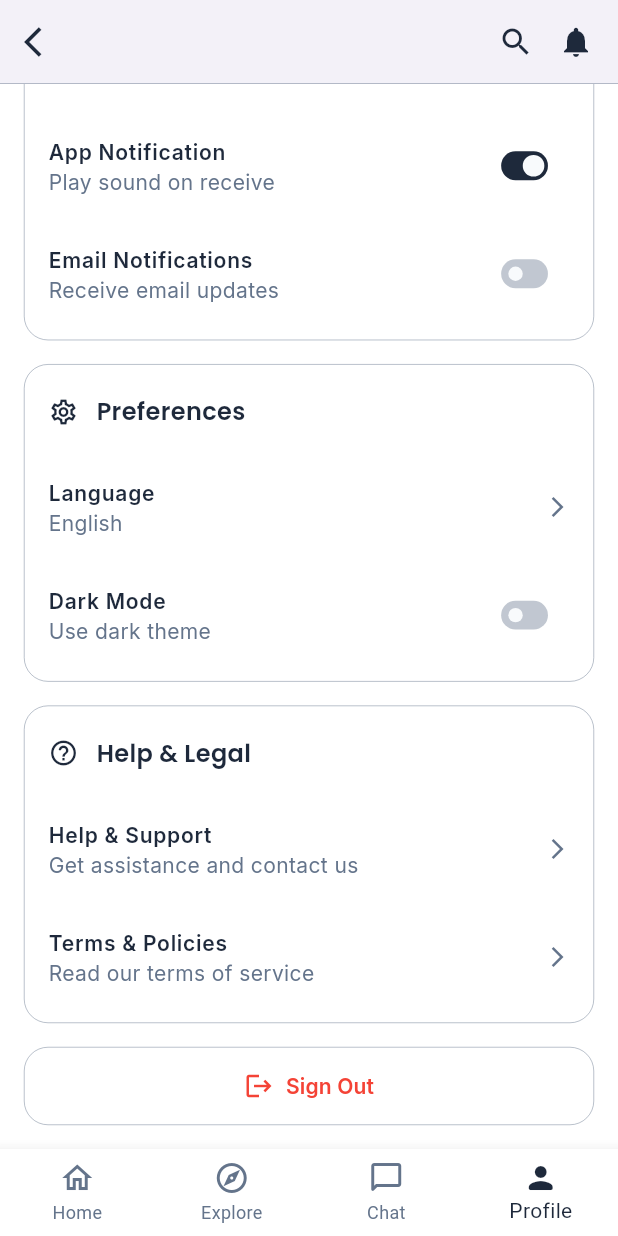
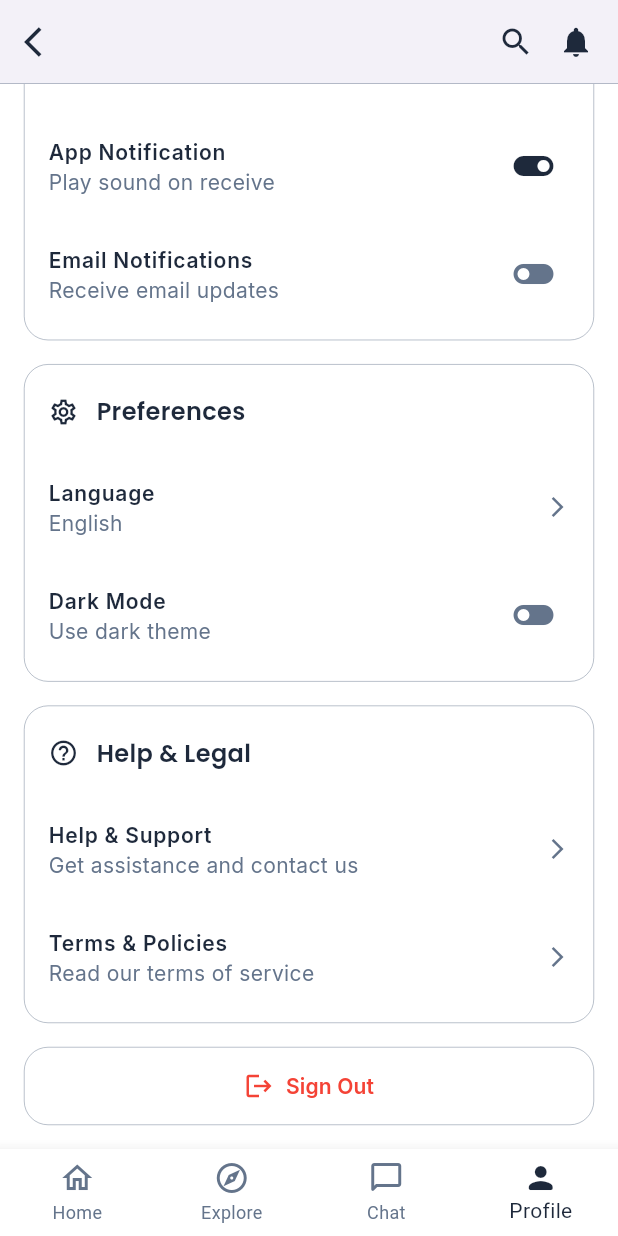
Before and after one commit to rayyyyyyyyyyyyyyyyyyyyyyyyyyy/mobile-app-kakmak, a Flutter app: the screen it shows after launch, scrolled down 555 dp, on a phone screen of 412 x 824 dp. Run offline on Flutter 3.47's test engine with Material 3 defaults, Android fonts, the phone set to English and light mode, and no system bars; our stand-ins replace google_fonts; network calls fail.

Commit message:
Update Version 1.0.1

```diff
--- a/lib/constant/my_constant.dart
+++ b/lib/constant/my_constant.dart
@@ -14,6 +14,7 @@
 double iconSizeLarge = 24.0; //Appbar icon size
 double iconSizeMedium = 20.0; //Menu icon size
 double iconSizeSmall = 16.0; //Arrow icon size
+double iconSizeSwitch = 32.0; //Switch icon size
 
 TextStyle headingTextStyle = TextStyle(
   fontFamily: GoogleFonts.poppins().fontFamily,
--- a/lib/screens/profile_screen.dart
+++ b/lib/screens/profile_screen.dart
@@ -10,6 +10,9 @@
 
 class _ProfileScreenState extends State<ProfileScreen> {
   int _selectedIndex = 3;
+  bool _isAppNotiEnabled = true;
+  bool _isEmailNotiEnabled = false;
+  bool _isDarkMode = false;
 
   void _onItemTapped(int index) {
     setState(() {
@@ -149,7 +152,6 @@
                           borderRadius: BorderRadius.circular(12.0),
                         ),
                         side: BorderSide(color: thirdColor, width: 0.5),
-                        backgroundColor: secondaryColor,
                       ),
                       child: Text(
                         "Edit",
@@ -259,18 +261,22 @@
                     _buildNotificationItem(
                       title: "App Notification",
                       subtitle: "Play sound on receive",
-                      value: true, // สมมติค่าว่าเป็น true
+                      value: _isAppNotiEnabled,
                       onChanged: (val) {
-                        // ใส่โค้ดอัปเดตค่าตรงนี้ (setState)
+                        setState(() {
+                          _isAppNotiEnabled = val;
+                        });
                       },
                     ),
 
                     _buildNotificationItem(
                       title: "Email Notifications",
                       subtitle: "Receive email updates",
-                      value: false, // สมมติค่าว่าเป็น false
+                      value: _isEmailNotiEnabled,
                       onChanged: (val) {
-                        // ใส่โค้ดอัปเดตค่าตรงนี้
+                        setState(() {
+                          _isEmailNotiEnabled = val;
+                        });
                       },
                     ),
                   ],
@@ -356,21 +362,19 @@
                           color: thirdColor,
                         ),
                       ),
-                      trailing: Transform.scale(
-                        scale: 0.6, // ย่อขนาดสวิตช์ให้เท่ากับส่วน Notification
-                        child: Switch(
-                          value: false, // สมมติว่าปิดอยู่
-                          onChanged: (val) {
-                            // ใส่คำสั่งเปลี่ยนธีม
-                          },
-                          activeColor: secondaryColor, // หัวปุ่มเมื่อเปิด
-                          activeTrackColor: primaryColor, // รางปุ่ม
+                      trailing: IconButton(
+                        onPressed: () {
+                          setState(() {
+                            _isDarkMode = !_isDarkMode; // สลับสถานะโหมดมืด
+                          });
+                        },
 
-                          inactiveThumbColor: secondaryColor, // หัวปุ่มเมื่อปิด
-                          inactiveTrackColor: thirdColor.withOpacity(0.4),
-                          trackOutlineColor: MaterialStateProperty.all(
-                            Colors.transparent,
-                          ),
+                        icon: Icon(
+                          _isDarkMode
+                              ? Icons.toggle_on_rounded
+                              : Icons.toggle_off_rounded,
+                          color: _isDarkMode ? primaryColor : thirdColor,
+                          size: iconSizeSwitch,
                         ),
                       ),
                     ),
@@ -584,17 +588,17 @@
       style: bodyTextStyle.copyWith(color: thirdColor),
     ),
     // ใช้ Switch สำหรับเปิด-ปิด
-    trailing: Transform.scale(
-      scale: 0.6, // ปรับขนาด Switch ให้เล็กลง
-      child: Switch(
-        value: value,
-        onChanged: onChanged,
-        activeColor: secondaryColor, // หัวปุ่มเมื่อเปิด
-        activeTrackColor: primaryColor, // รางปุ่ม
+    trailing: IconButton(
+      onPressed: () {
+        onChanged(!value);
+      },
 
-        inactiveThumbColor: secondaryColor, // หัวปุ่มเมื่อปิด
-        inactiveTrackColor: thirdColor.withOpacity(0.4),
-        trackOutlineColor: MaterialStateProperty.all(Colors.transparent),
+      icon: Icon(
+        value
+            ? Icons.toggle_on_rounded
+            : Icons.toggle_off_rounded,
+        color: value ? primaryColor : thirdColor,
+        size: iconSizeSwitch,
       ),
     ),
   );
```
